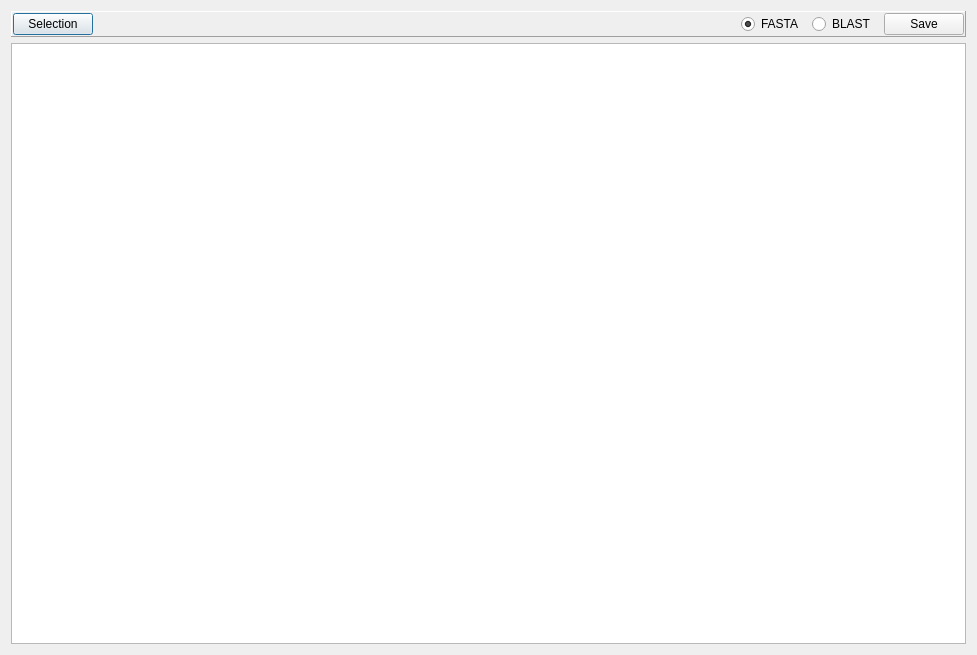
Above: groot/frontends/gui/forms/designer/frm_big_text_designer.ui from JMcInerneyLab/groot before the change. Below: the same form after it.
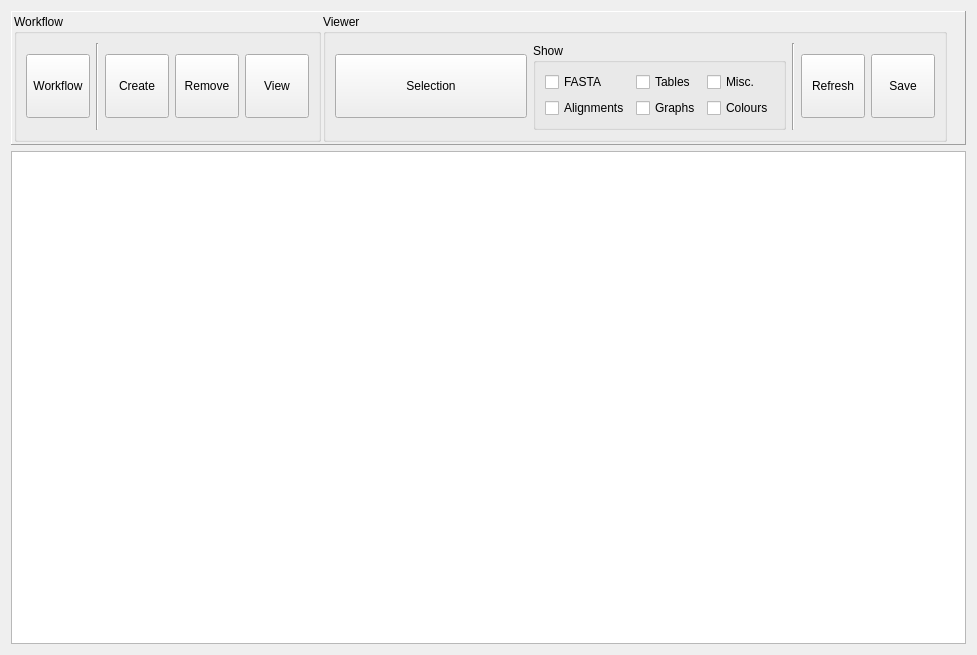
That is the form after the change. Icons and pictures are not drawn.

Patch:
```diff
--- a/groot/frontends/gui/forms/designer/frm_big_text_designer.ui
+++ b/groot/frontends/gui/forms/designer/frm_big_text_designer.ui
@@ -22,36 +22,339 @@
      <property name="frameShadow">
       <enum>QFrame::Raised</enum>
      </property>
-     <layout class="QHBoxLayout" name="horizontalLayout_2">
+     <layout class="QHBoxLayout" name="horizontalLayout">
       <property name="spacing">
-       <number>8</number>
+       <number>2</number>
       </property>
       <property name="leftMargin">
-       <number>1</number>
+       <number>2</number>
       </property>
       <property name="topMargin">
-       <number>1</number>
+       <number>2</number>
       </property>
       <property name="rightMargin">
-       <number>1</number>
+       <number>2</number>
       </property>
       <property name="bottomMargin">
-       <number>1</number>
+       <number>2</number>
       </property>
       <item>
-       <widget class="QPushButton" name="BTN_SELECTION">
-        <property name="sizePolicy">
-         <sizepolicy hsizetype="Fixed" vsizetype="Preferred">
-          <horstretch>0</horstretch>
-          <verstretch>0</verstretch>
-         </sizepolicy>
+       <widget class="QGroupBox" name="GRP_WORKFLOW">
+        <property name="title">
+         <string>Workflow</string>
         </property>
-        <property name="text">
-         <string>Selection</string>
+        <layout class="QHBoxLayout" name="horizontalLayout_2">
+         <item>
+          <widget class="QToolButton" name="BTN_WORKFLOW">
+           <property name="minimumSize">
+            <size>
+             <width>64</width>
+             <height>64</height>
+            </size>
+           </property>
+           <property name="maximumSize">
+            <size>
+             <width>64</width>
+             <height>64</height>
+            </size>
+           </property>
+           <property name="text">
+            <string>Workflow</string>
+           </property>
+           <property name="icon">
+            <iconset resource="../../../../../../intermake/intermake/hosts/frontends/gui_qt/designer/resource_files/resources.qrc">
+             <normaloff>:/intermake/dropdown.svg</normaloff>:/intermake/dropdown.svg</iconset>
+           </property>
+           <property name="iconSize">
+            <size>
+             <width>32</width>
+             <height>32</height>
+            </size>
+           </property>
+           <property name="toolButtonStyle">
+            <enum>Qt::ToolButtonTextUnderIcon</enum>
+           </property>
+          </widget>
+         </item>
+         <item>
+          <widget class="Line" name="line_2">
+           <property name="orientation">
+            <enum>Qt::Vertical</enum>
+           </property>
+          </widget>
+         </item>
+         <item>
+          <widget class="QToolButton" name="BTN_CREATE">
+           <property name="minimumSize">
+            <size>
+             <width>64</width>
+             <height>64</height>
+            </size>
+           </property>
+           <property name="maximumSize">
+            <size>
+             <width>64</width>
+             <height>64</height>
+            </size>
+           </property>
+           <property name="text">
+            <string>Create</string>
+           </property>
+           <property name="icon">
+            <iconset resource="../resources/resources.qrc">
+             <normaloff>:/groot/create.svg</normaloff>:/groot/create.svg</iconset>
+           </property>
+           <property name="iconSize">
+            <size>
+             <width>32</width>
+             <height>32</height>
+            </size>
+           </property>
+           <property name="toolButtonStyle">
+            <enum>Qt::ToolButtonTextUnderIcon</enum>
+           </property>
+          </widget>
+         </item>
+         <item>
+          <widget class="QToolButton" name="BTN_REMOVE">
+           <property name="minimumSize">
+            <size>
+             <width>64</width>
+             <height>64</height>
+            </size>
+           </property>
+           <property name="maximumSize">
+            <size>
+             <width>64</width>
+             <height>64</height>
+            </size>
+           </property>
+           <property name="text">
+            <string>Remove</string>
+           </property>
+           <property name="icon">
+            <iconset resource="../resources/resources.qrc">
+             <normaloff>:/groot/remove.svg</normaloff>:/groot/remove.svg</iconset>
+           </property>
+           <property name="iconSize">
+            <size>
+             <width>32</width>
+             <height>32</height>
+            </size>
+           </property>
+           <property name="toolButtonStyle">
+            <enum>Qt::ToolButtonTextUnderIcon</enum>
+           </property>
+          </widget>
+         </item>
+         <item>
+          <widget class="QToolButton" name="BTN_VIEW">
+           <property name="minimumSize">
+            <size>
+             <width>64</width>
+             <height>64</height>
+            </size>
+           </property>
+           <property name="maximumSize">
+            <size>
+             <width>64</width>
+             <height>64</height>
+            </size>
+           </property>
+           <property name="text">
+            <string>View</string>
+           </property>
+           <property name="icon">
+            <iconset resource="../resources/resources.qrc">
+             <normaloff>:/groot/view.svg</normaloff>:/groot/view.svg</iconset>
+           </property>
+           <property name="iconSize">
+            <size>
+             <width>32</width>
+             <height>32</height>
+            </size>
+           </property>
+           <property name="toolButtonStyle">
+            <enum>Qt::ToolButtonTextUnderIcon</enum>
+           </property>
+          </widget>
+         </item>
+        </layout>
+       </widget>
+      </item>
+      <item>
+       <widget class="QGroupBox" name="groupBox">
+        <property name="title">
+         <string>Viewer</string>
         </property>
-        <property name="style" stdset="0">
-         <string>dropdown</string>
-        </property>
+        <layout class="QHBoxLayout" name="horizontalLayout_3">
+         <item>
+          <widget class="QToolButton" name="BTN_SELECTION">
+           <property name="minimumSize">
+            <size>
+             <width>192</width>
+             <height>64</height>
+            </size>
+           </property>
+           <property name="maximumSize">
+            <size>
+             <width>192</width>
+             <height>64</height>
+            </size>
+           </property>
+           <property name="text">
+            <string>Selection</string>
+           </property>
+           <property name="icon">
+            <iconset resource="../resources/resources.qrc">
+             <normaloff>:/groot/check.svg</normaloff>:/groot/check.svg</iconset>
+           </property>
+           <property name="iconSize">
+            <size>
+             <width>32</width>
+             <height>32</height>
+            </size>
+           </property>
+           <property name="toolButtonStyle">
+            <enum>Qt::ToolButtonTextBesideIcon</enum>
+           </property>
+          </widget>
+         </item>
+         <item>
+          <widget class="QGroupBox" name="gridGroupBox">
+           <property name="title">
+            <string>Show</string>
+           </property>
+           <layout class="QGridLayout" name="gridLayout">
+            <item row="0" column="2">
+             <widget class="QCheckBox" name="CHK_MISCELLANEOUS">
+              <property name="text">
+               <string>Misc.</string>
+              </property>
+             </widget>
+            </item>
+            <item row="1" column="1">
+             <widget class="QCheckBox" name="CHK_GRAPHS">
+              <property name="text">
+               <string>Graphs</string>
+              </property>
+             </widget>
+            </item>
+            <item row="0" column="0">
+             <widget class="QCheckBox" name="CHK_FASTA">
+              <property name="text">
+               <string>FASTA</string>
+              </property>
+             </widget>
+            </item>
+            <item row="0" column="1">
+             <widget class="QCheckBox" name="CHK_DATA">
+              <property name="text">
+               <string>Tables</string>
+              </property>
+             </widget>
+            </item>
+            <item row="1" column="0">
+             <widget class="QCheckBox" name="CHK_ALIGNMENTS">
+              <property name="text">
+               <string>Alignments</string>
+              </property>
+             </widget>
+            </item>
+            <item row="1" column="2">
+             <widget class="QCheckBox" name="CHK_COLOURS">
+              <property name="text">
+               <string>Colours</string>
+              </property>
+             </widget>
+            </item>
+           </layout>
+          </widget>
+         </item>
+         <item>
+          <widget class="Line" name="line">
+           <property name="orientation">
+            <enum>Qt::Vertical</enum>
+           </property>
+          </widget>
+         </item>
+         <item>
+          <widget class="QToolButton" name="BTN_REFRESH">
+           <property name="sizePolicy">
+            <sizepolicy hsizetype="Fixed" vsizetype="Preferred">
+             <horstretch>0</horstretch>
+             <verstretch>0</verstretch>
+            </sizepolicy>
+           </property>
+           <property name="minimumSize">
+            <size>
+             <width>64</width>
+             <height>64</height>
+            </size>
+           </property>
+           <property name="maximumSize">
+            <size>
+             <width>64</width>
+             <height>64</height>
+            </size>
+           </property>
+           <property name="text">
+            <string>Refresh</string>
+           </property>
+           <property name="icon">
+            <iconset resource="../resources/resources.qrc">
+             <normaloff>:/groot/refresh.svg</normaloff>:/groot/refresh.svg</iconset>
+           </property>
+           <property name="iconSize">
+            <size>
+             <width>32</width>
+             <height>32</height>
+            </size>
+           </property>
+           <property name="toolButtonStyle">
+            <enum>Qt::ToolButtonTextUnderIcon</enum>
+           </property>
+          </widget>
+         </item>
+         <item>
+          <widget class="QToolButton" name="BTN_SAVE">
+           <property name="sizePolicy">
+            <sizepolicy hsizetype="Fixed" vsizetype="Preferred">
+             <horstretch>0</horstretch>
+             <verstretch>0</verstretch>
+            </sizepolicy>
+           </property>
+           <property name="minimumSize">
+            <size>
+             <width>64</width>
+             <height>64</height>
+            </size>
+           </property>
+           <property name="maximumSize">
+            <size>
+             <width>64</width>
+             <height>64</height>
+            </size>
+           </property>
+           <property name="text">
+            <string>Save</string>
+           </property>
+           <property name="icon">
+            <iconset resource="../resources/resources.qrc">
+             <normaloff>:/groot/save.svg</normaloff>:/groot/save.svg</iconset>
+           </property>
+           <property name="iconSize">
+            <size>
+             <width>32</width>
+             <height>32</height>
+            </size>
+           </property>
+           <property name="toolButtonStyle">
+            <enum>Qt::ToolButtonTextUnderIcon</enum>
+           </property>
+          </widget>
+         </item>
+        </layout>
        </widget>
       </item>
       <item>
@@ -67,48 +370,11 @@
         </property>
        </spacer>
       </item>
-      <item>
-       <widget class="QRadioButton" name="RAD_FASTA">
-        <property name="text">
-         <string>FASTA</string>
-        </property>
-        <property name="checked">
-         <bool>true</bool>
-        </property>
-       </widget>
-      </item>
-      <item>
-       <widget class="QRadioButton" name="RAD_BLAST">
-        <property name="text">
-         <string>BLAST</string>
-        </property>
-       </widget>
-      </item>
-      <item>
-       <widget class="QPushButton" name="BTN_SAVE">
-        <property name="sizePolicy">
-         <sizepolicy hsizetype="Fixed" vsizetype="Preferred">
-          <horstretch>0</horstretch>
-          <verstretch>0</verstretch>
-         </sizepolicy>
-        </property>
-        <property name="text">
-         <string>Save</string>
-        </property>
-        <property name="style" stdset="0">
-         <string>dropdown</string>
-        </property>
-       </widget>
-      </item>
      </layout>
     </widget>
    </item>
    <item>
-    <widget class="QTextBrowser" name="TXT_MAIN">
-     <property name="style" stdset="0">
-      <string>console</string>
-     </property>
-    </widget>
+    <widget class="QTextBrowser" name="TXT_MAIN"/>
    </item>
   </layout>
  </widget>
```
Left out of the diff: 5 changed lines with no effect on the pictures.
